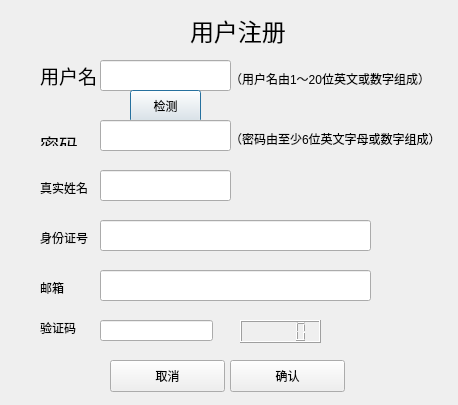
Old version of the form LiBrother/LiBrotherClient/signupmain.ui in the repository sxtyzhangzk/LiBrother.
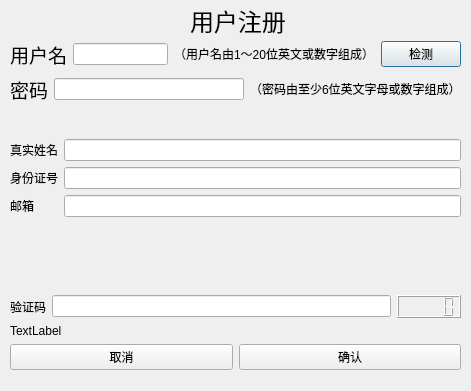
New version of the form.

Patch:
```diff
--- a/LiBrother/LiBrotherClient/signupmain.ui
+++ b/LiBrother/LiBrotherClient/signupmain.ui
@@ -6,8 +6,8 @@
    <rect>
     <x>0</x>
     <y>0</y>
-    <width>458</width>
-    <height>405</height>
+    <width>471</width>
+    <height>391</height>
    </rect>
   </property>
   <property name="windowTitle">
@@ -17,7 +17,7 @@
    <property name="geometry">
     <rect>
      <x>190</x>
-     <y>10</y>
+     <y>0</y>
      <width>111</width>
      <height>41</height>
     </rect>
@@ -26,221 +26,250 @@
     <string>&lt;html&gt;&lt;head/&gt;&lt;body&gt;&lt;p&gt;&lt;span style=&quot; font-size:18pt;&quot;&gt;用户注册&lt;/span&gt;&lt;/p&gt;&lt;/body&gt;&lt;/html&gt;</string>
    </property>
   </widget>
-  <widget class="QLineEdit" name="lineEdit">
+  <widget class="QWidget" name="verticalLayoutWidget">
    <property name="geometry">
     <rect>
-     <x>100</x>
-     <y>60</y>
-     <width>131</width>
-     <height>31</height>
+     <x>10</x>
+     <y>40</y>
+     <width>451</width>
+     <height>344</height>
     </rect>
    </property>
-  </widget>
+   <layout class="QVBoxLayout" name="verticalLayout">
+    <item>
+     <layout class="QGridLayout" name="gridLayout">
+      <item row="0" column="0">
   <widget class="QLabel" name="label_2">
-   <property name="geometry">
-    <rect>
-     <x>40</x>
-     <y>60</y>
-     <width>61</width>
-     <height>31</height>
-    </rect>
-   </property>
    <property name="text">
     <string>&lt;html&gt;&lt;head/&gt;&lt;body&gt;&lt;p&gt;&lt;span style=&quot; font-size:14pt;&quot;&gt;用户名&lt;/span&gt;&lt;/p&gt;&lt;/body&gt;&lt;/html&gt;</string>
    </property>
   </widget>
+      </item>
+      <item row="0" column="1">
+       <widget class="QLineEdit" name="lineEdit"/>
+      </item>
+      <item row="0" column="3">
   <widget class="QPushButton" name="pushButton">
-   <property name="geometry">
-    <rect>
-     <x>130</x>
-     <y>90</y>
-     <width>71</width>
-     <height>32</height>
-    </rect>
-   </property>
    <property name="text">
     <string>检测</string>
    </property>
   </widget>
+      </item>
+      <item row="0" column="2">
   <widget class="QLabel" name="label_3">
-   <property name="geometry">
-    <rect>
-     <x>230</x>
-     <y>70</y>
-     <width>221</width>
-     <height>16</height>
-    </rect>
-   </property>
    <property name="text">
     <string>&lt;html&gt;&lt;head/&gt;&lt;body&gt;&lt;p&gt;（用户名由1～20位英文或数字组成）&lt;/p&gt;&lt;/body&gt;&lt;/html&gt;</string>
    </property>
   </widget>
+      </item>
+     </layout>
+    </item>
+    <item>
+     <layout class="QHBoxLayout" name="horizontalLayout_3">
+      <item>
   <widget class="QLabel" name="label_4">
-   <property name="geometry">
-    <rect>
-     <x>40</x>
-     <y>130</y>
-     <width>59</width>
-     <height>16</height>
-    </rect>
-   </property>
    <property name="text">
     <string>&lt;html&gt;&lt;head/&gt;&lt;body&gt;&lt;p&gt;&lt;span style=&quot; font-size:14pt;&quot;&gt;密码&lt;/span&gt;&lt;/p&gt;&lt;/body&gt;&lt;/html&gt;</string>
    </property>
   </widget>
-  <widget class="QLineEdit" name="lineEdit_2">
-   <property name="geometry">
-    <rect>
-     <x>100</x>
-     <y>120</y>
-     <width>131</width>
-     <height>31</height>
-    </rect>
-   </property>
-  </widget>
+      </item>
+      <item>
+       <widget class="QLineEdit" name="lineEdit_2"/>
+      </item>
+      <item>
   <widget class="QLabel" name="label_5">
-   <property name="geometry">
-    <rect>
-     <x>230</x>
-     <y>130</y>
-     <width>231</width>
-     <height>16</height>
-    </rect>
-   </property>
    <property name="text">
     <string>&lt;html&gt;&lt;head/&gt;&lt;body&gt;&lt;p&gt;（密码由至少6位英文字母或数字组成）&lt;/p&gt;&lt;/body&gt;&lt;/html&gt;</string>
    </property>
   </widget>
+      </item>
+     </layout>
+    </item>
+    <item>
+     <spacer name="verticalSpacer_3">
+      <property name="orientation">
+       <enum>Qt::Vertical</enum>
+      </property>
+      <property name="sizeHint" stdset="0">
+       <size>
+        <width>20</width>
+        <height>40</height>
+       </size>
+      </property>
+     </spacer>
+    </item>
+    <item>
+     <spacer name="verticalSpacer">
+      <property name="orientation">
+       <enum>Qt::Vertical</enum>
+      </property>
+      <property name="sizeHint" stdset="0">
+       <size>
+        <width>20</width>
+        <height>40</height>
+       </size>
+      </property>
+     </spacer>
+    </item>
+    <item>
+     <layout class="QGridLayout" name="gridLayout_2">
+      <item row="1" column="0">
+       <widget class="QLabel" name="label_8">
+        <property name="text">
+         <string>身份证号</string>
+        </property>
+       </widget>
+      </item>
+      <item row="0" column="1">
+       <widget class="QLineEdit" name="lineEdit_4"/>
+      </item>
+      <item row="2" column="1">
+       <widget class="QLineEdit" name="lineEdit_6"/>
+      </item>
+      <item row="0" column="0">
+       <widget class="QLabel" name="label_7">
+        <property name="text">
+         <string>真实姓名</string>
+        </property>
+       </widget>
+      </item>
+      <item row="2" column="0">
+       <widget class="QLabel" name="label_9">
+        <property name="text">
+         <string>邮箱</string>
+        </property>
+       </widget>
+      </item>
+      <item row="1" column="1">
+       <widget class="QLineEdit" name="lineEdit_5"/>
+      </item>
+     </layout>
+    </item>
+    <item>
+     <spacer name="verticalSpacer_6">
+      <property name="orientation">
+       <enum>Qt::Vertical</enum>
+      </property>
+      <property name="sizeHint" stdset="0">
+       <size>
+        <width>20</width>
+        <height>40</height>
+       </size>
+      </property>
+     </spacer>
+    </item>
+    <item>
+     <spacer name="verticalSpacer_9">
+      <property name="orientation">
+       <enum>Qt::Vertical</enum>
+      </property>
+      <property name="sizeHint" stdset="0">
+       <size>
+        <width>20</width>
+        <height>40</height>
+       </size>
+      </property>
+     </spacer>
+    </item>
+    <item>
+     <spacer name="verticalSpacer_8">
+      <property name="orientation">
+       <enum>Qt::Vertical</enum>
+      </property>
+      <property name="sizeHint" stdset="0">
+       <size>
+        <width>20</width>
+        <height>40</height>
+       </size>
+      </property>
+     </spacer>
+    </item>
+    <item>
+     <spacer name="verticalSpacer_7">
+      <property name="orientation">
+       <enum>Qt::Vertical</enum>
+      </property>
+      <property name="sizeHint" stdset="0">
+       <size>
+        <width>20</width>
+        <height>40</height>
+       </size>
+      </property>
+     </spacer>
+    </item>
+    <item>
+     <spacer name="verticalSpacer_4">
+      <property name="orientation">
+       <enum>Qt::Vertical</enum>
+      </property>
+      <property name="sizeHint" stdset="0">
+       <size>
+        <width>20</width>
+        <height>40</height>
+       </size>
+      </property>
+     </spacer>
+    </item>
+    <item>
+     <layout class="QHBoxLayout" name="horizontalLayout">
+      <item>
   <widget class="QLabel" name="label_6">
-   <property name="geometry">
-    <rect>
-     <x>40</x>
-     <y>320</y>
-     <width>59</width>
-     <height>16</height>
-    </rect>
-   </property>
    <property name="text">
     <string>验证码</string>
    </property>
   </widget>
-  <widget class="QLineEdit" name="lineEdit_3">
-   <property name="geometry">
-    <rect>
-     <x>100</x>
-     <y>320</y>
-     <width>113</width>
-     <height>21</height>
-    </rect>
-   </property>
-  </widget>
+      </item>
+      <item>
+       <widget class="QLineEdit" name="lineEdit_3"/>
+      </item>
+      <item>
   <widget class="QLCDNumber" name="lcdNumber">
-   <property name="geometry">
-    <rect>
-     <x>240</x>
-     <y>320</y>
-     <width>81</width>
-     <height>23</height>
-    </rect>
-   </property>
    <property name="smallDecimalPoint">
     <bool>false</bool>
    </property>
   </widget>
-  <widget class="QPushButton" name="pushButton_2">
-   <property name="geometry">
-    <rect>
-     <x>230</x>
-     <y>360</y>
-     <width>115</width>
-     <height>32</height>
-    </rect>
-   </property>
+      </item>
+     </layout>
+    </item>
+    <item>
+     <widget class="QLabel" name="label_10">
    <property name="text">
-    <string>确认</string>
-   </property>
-  </widget>
+       <string>TextLabel</string>
+      </property>
+     </widget>
+    </item>
+    <item>
+     <layout class="QHBoxLayout" name="horizontalLayout_2">
+      <item>
   <widget class="QPushButton" name="pushButton_3">
-   <property name="geometry">
-    <rect>
-     <x>110</x>
-     <y>360</y>
-     <width>115</width>
-     <height>32</height>
-    </rect>
-   </property>
    <property name="text">
     <string>取消</string>
    </property>
   </widget>
-  <widget class="QLabel" name="label_7">
-   <property name="geometry">
-    <rect>
-     <x>40</x>
-     <y>180</y>
-     <width>59</width>
-     <height>16</height>
-    </rect>
-   </property>
+      </item>
+      <item>
+       <widget class="QPushButton" name="pushButton_2">
    <property name="text">
-    <string>真实姓名</string>
-   </property>
-  </widget>
-  <widget class="QLineEdit" name="lineEdit_4">
-   <property name="geometry">
-    <rect>
-     <x>100</x>
-     <y>170</y>
-     <width>131</width>
-     <height>31</height>
-    </rect>
-   </property>
-  </widget>
-  <widget class="QLabel" name="label_8">
-   <property name="geometry">
-    <rect>
-     <x>40</x>
-     <y>230</y>
-     <width>59</width>
-     <height>16</height>
-    </rect>
-   </property>
-   <property name="text">
-    <string>身份证号</string>
-   </property>
-  </widget>
-  <widget class="QLineEdit" name="lineEdit_5">
-   <property name="geometry">
-    <rect>
-     <x>100</x>
-     <y>220</y>
-     <width>271</width>
-     <height>31</height>
-    </rect>
-   </property>
-  </widget>
-  <widget class="QLabel" name="label_9">
-   <property name="geometry">
-    <rect>
-     <x>40</x>
-     <y>280</y>
-     <width>59</width>
-     <height>16</height>
-    </rect>
-   </property>
-   <property name="text">
-    <string>邮箱</string>
-   </property>
-  </widget>
-  <widget class="QLineEdit" name="lineEdit_6">
-   <property name="geometry">
-    <rect>
-     <x>100</x>
-     <y>270</y>
-     <width>271</width>
-     <height>31</height>
-    </rect>
-   </property>
+         <string>确认</string>
+        </property>
+       </widget>
+      </item>
+     </layout>
+    </item>
+    <item>
+     <spacer name="verticalSpacer_2">
+      <property name="orientation">
+       <enum>Qt::Vertical</enum>
+      </property>
+      <property name="sizeHint" stdset="0">
+       <size>
+        <width>20</width>
+        <height>40</height>
+       </size>
+      </property>
+     </spacer>
+    </item>
+   </layout>
   </widget>
  </widget>
  <resources/>
```
Lines whose indentation alone changed are shown as unchanged.
